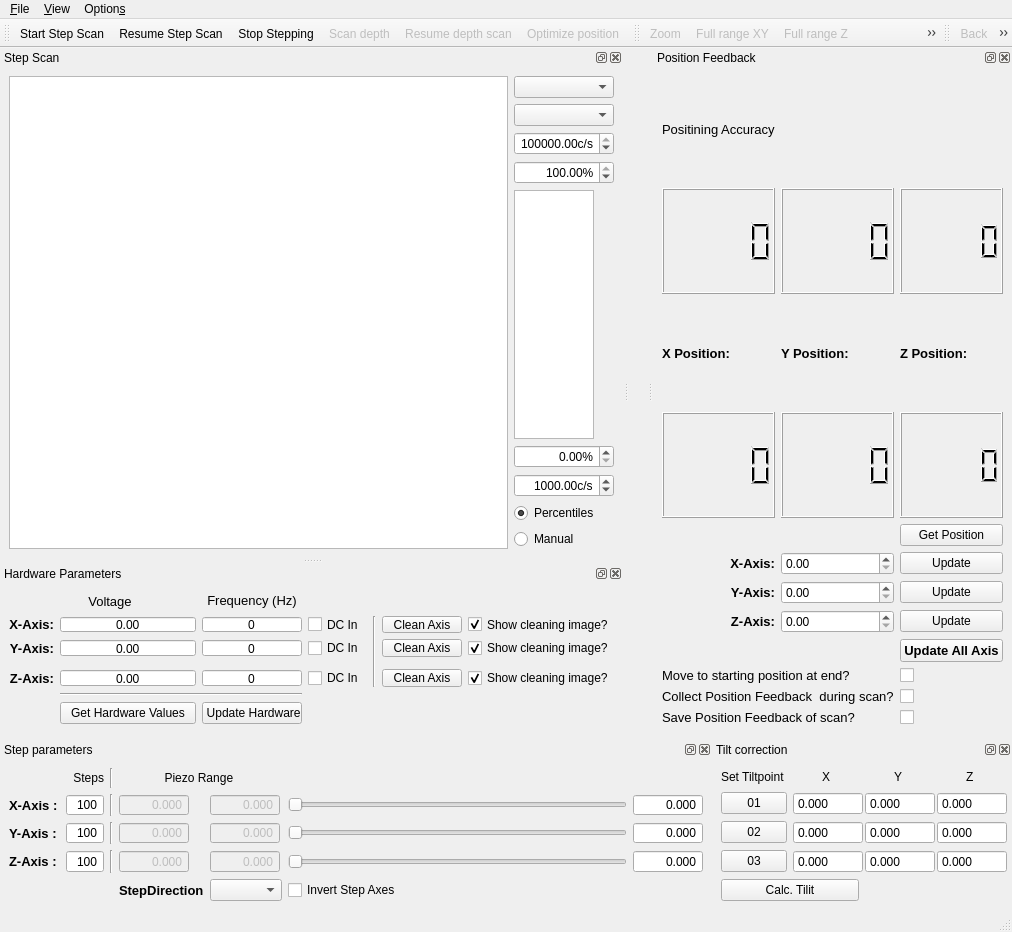
Ulm-IQO/qudi, file gui/confocal_stepper/ui_confocal_stepper_gui.ui: the form before one commit.
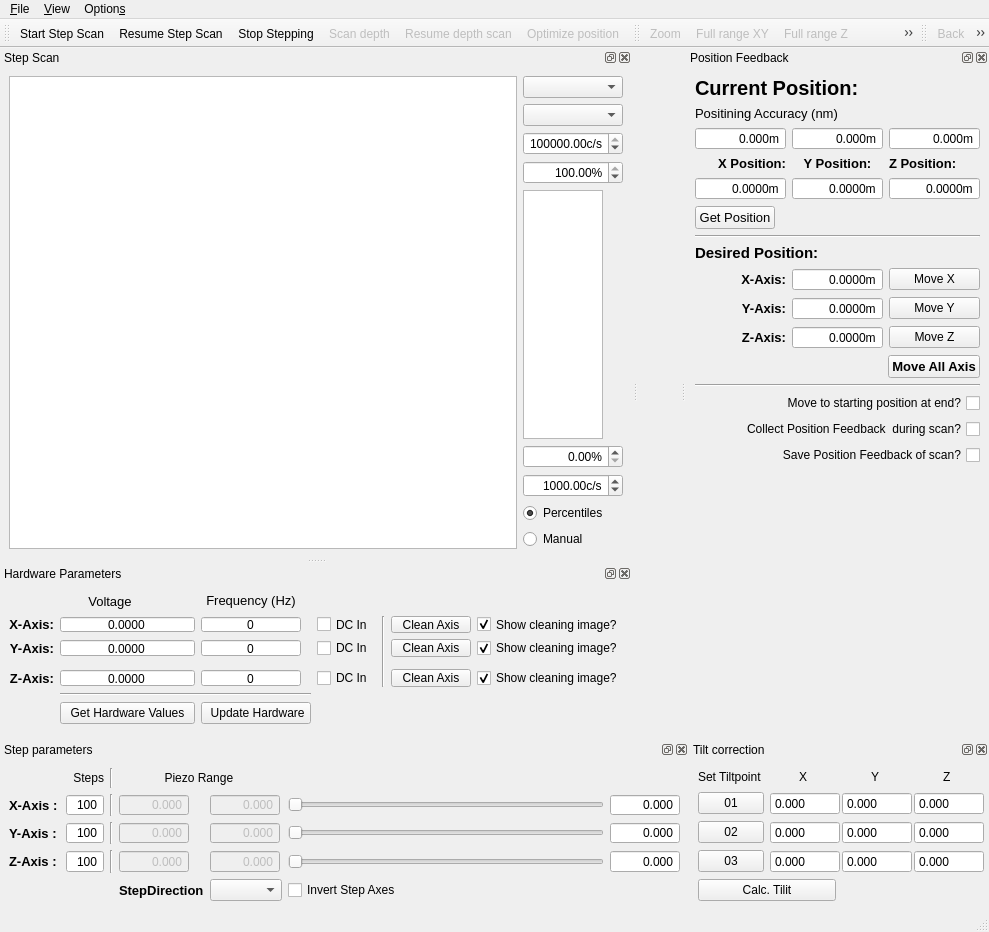
The form after the commit. Icons and pictures are not drawn. Custom widgets are drawn as their Qt base class.

Commit message:
Update GUI for position feedback of steppers.
Updated naming of old values.
Replace double spin boxes with science spinboxes where sensible

```diff
--- a/gui/confocal_stepper/ui_confocal_stepper_gui.ui
+++ b/gui/confocal_stepper/ui_confocal_stepper_gui.ui
@@ -6,7 +6,7 @@
    <rect>
     <x>0</x>
     <y>0</y>
-    <width>950</width>
+    <width>989</width>
     <height>932</height>
    </rect>
   </property>
@@ -27,7 +27,7 @@
     <rect>
      <x>0</x>
      <y>0</y>
-     <width>950</width>
+     <width>989</width>
      <height>21</height>
     </rect>
    </property>
@@ -1647,7 +1647,7 @@
    </property>
    <property name="minimumSize">
     <size>
-     <width>623</width>
+     <width>632</width>
      <height>170</height>
     </size>
    </property>
@@ -1686,7 +1686,7 @@
         </size>
        </property>
        <property name="layoutDirection">
-        <enum>Qt::RightToLeft</enum>
+        <enum>Qt::LeftToRight</enum>
        </property>
        <property name="alignment">
         <set>Qt::AlignCenter</set>
@@ -1889,6 +1889,12 @@
      </item>
      <item row="2" column="6">
       <widget class="QPushButton" name="clean_x_axis_pushButton">
+       <property name="sizePolicy">
+        <sizepolicy hsizetype="Minimum" vsizetype="Minimum">
+         <horstretch>0</horstretch>
+         <verstretch>0</verstretch>
+        </sizepolicy>
+       </property>
        <property name="maximumSize">
         <size>
          <width>150</width>
@@ -2004,6 +2010,9 @@
          <height>16777215</height>
         </size>
        </property>
+       <property name="layoutDirection">
+        <enum>Qt::LeftToRight</enum>
+       </property>
        <property name="alignment">
         <set>Qt::AlignCenter</set>
        </property>
@@ -2078,6 +2087,12 @@
          <verstretch>0</verstretch>
         </sizepolicy>
        </property>
+       <property name="minimumSize">
+        <size>
+         <width>110</width>
+         <height>0</height>
+        </size>
+       </property>
        <property name="maximumSize">
         <size>
          <width>100</width>
@@ -2127,6 +2142,9 @@
        <property name="buttonSymbols">
         <enum>QAbstractSpinBox::NoButtons</enum>
        </property>
+       <property name="decimals">
+        <number>4</number>
+       </property>
       </widget>
      </item>
      <item row="3" column="2">
@@ -2155,6 +2173,9 @@
        <property name="keyboardTracking">
         <bool>true</bool>
        </property>
+       <property name="decimals">
+        <number>4</number>
+       </property>
       </widget>
      </item>
      <item row="2" column="2">
@@ -2177,6 +2198,9 @@
        <property name="buttonSymbols">
         <enum>QAbstractSpinBox::NoButtons</enum>
        </property>
+       <property name="decimals">
+        <number>4</number>
+       </property>
       </widget>
      </item>
     </layout>
@@ -2217,31 +2241,93 @@
    </attribute>
    <widget class="QWidget" name="dockWidgetContents_10">
     <layout class="QGridLayout" name="gridLayout_4">
-     <item row="10" column="1">
-      <widget class="QDoubleSpinBox" name="doubleSpinBox_2"/>
+     <item row="11" column="0" colspan="3">
+      <widget class="Line" name="line_7">
+       <property name="orientation">
+        <enum>Qt::Horizontal</enum>
+       </property>
+      </widget>
      </item>
-     <item row="1" column="0">
-      <widget class="QLCDNumber" name="lcdNumber_4"/>
+     <item row="17" column="0" colspan="3">
+      <widget class="Line" name="line_8">
+       <property name="orientation">
+        <enum>Qt::Horizontal</enum>
+       </property>
+      </widget>
      </item>
-     <item row="11" column="0">
+     <item row="0" column="0" colspan="3">
+      <widget class="QLabel" name="label">
+       <property name="sizePolicy">
+        <sizepolicy hsizetype="Preferred" vsizetype="Maximum">
+         <horstretch>0</horstretch>
+         <verstretch>0</verstretch>
+        </sizepolicy>
+       </property>
+       <property name="font">
+        <font>
+         <pointsize>15</pointsize>
+         <weight>75</weight>
+         <bold>true</bold>
+        </font>
+       </property>
+       <property name="text">
+        <string>Current Position:</string>
+       </property>
+      </widget>
+     </item>
+     <item row="12" column="0" colspan="2">
       <widget class="QLabel" name="label_2">
+       <property name="sizePolicy">
+        <sizepolicy hsizetype="Preferred" vsizetype="Preferred">
+         <horstretch>0</horstretch>
+         <verstretch>0</verstretch>
+        </sizepolicy>
+       </property>
        <property name="font">
         <font>
-         <pointsize>10</pointsize>
+         <pointsize>11</pointsize>
          <weight>75</weight>
          <bold>true</bold>
         </font>
        </property>
        <property name="text">
-        <string>Y-Axis:</string>
+        <string>Desired Position:</string>
+       </property>
+      </widget>
+     </item>
+     <item row="13" column="1">
+      <widget class="ScienDSpinBox" name="x_new_position_doubleSpinBox">
+       <property name="enabled">
+        <bool>true</bool>
+       </property>
+       <property name="sizePolicy">
+        <sizepolicy hsizetype="Expanding" vsizetype="Fixed">
+         <horstretch>0</horstretch>
+         <verstretch>0</verstretch>
+        </sizepolicy>
        </property>
        <property name="alignment">
         <set>Qt::AlignRight|Qt::AlignTrailing|Qt::AlignVCenter</set>
        </property>
+       <property name="readOnly">
+        <bool>false</bool>
+       </property>
+       <property name="buttonSymbols">
+        <enum>QAbstractSpinBox::NoButtons</enum>
+       </property>
+       <property name="suffix">
+        <string>m</string>
+       </property>
+       <property name="decimals">
+        <number>4</number>
+       </property>
+       <property name="maximum">
+        <double>2000000.000000000000000</double>
+       </property>
       </widget>
      </item>
-     <item row="12" column="0">
-      <widget class="QLabel" name="label_3">
+     <item row="15" column="0">
+      <widget class="QLabel" name="z_position_label">
        <property name="font">
         <font>
          <pointsize>10</pointsize>
@@ -2257,34 +2343,322 @@
        </property>
       </widget>
      </item>
-     <item row="12" column="2">
-      <widget class="QPushButton" name="pushButton_2">
+     <item row="14" column="0">
+      <widget class="QLabel" name="y_position_label">
+       <property name="font">
+        <font>
+         <pointsize>10</pointsize>
+         <weight>75</weight>
+         <bold>true</bold>
+        </font>
+       </property>
        <property name="text">
-        <string>Update</string>
+        <string>Y-Axis:</string>
        </property>
+       <property name="alignment">
+        <set>Qt::AlignRight|Qt::AlignTrailing|Qt::AlignVCenter</set>
+       </property>
       </widget>
      </item>
-     <item row="6" column="2">
-      <widget class="QLCDNumber" name="lcdNumber"/>
+     <item row="14" column="1">
+      <widget class="ScienDSpinBox" name="y_new_position_doubleSpinBox">
+       <property name="sizePolicy">
+        <sizepolicy hsizetype="Expanding" vsizetype="Fixed">
+         <horstretch>0</horstretch>
+         <verstretch>0</verstretch>
+        </sizepolicy>
+       </property>
+       <property name="alignment">
+        <set>Qt::AlignRight|Qt::AlignTrailing|Qt::AlignVCenter</set>
+       </property>
+       <property name="buttonSymbols">
+        <enum>QAbstractSpinBox::NoButtons</enum>
+       </property>
+       <property name="suffix">
+        <string>m</string>
+       </property>
+       <property name="decimals">
+        <number>4</number>
+       </property>
+       <property name="maximum">
+        <double>2000000.000000000000000</double>
+       </property>
+      </widget>
      </item>
-     <item row="9" column="2">
-      <widget class="QPushButton" name="pushButton_3">
+     <item row="10" column="0" colspan="3">
+      <widget class="QPushButton" name="get_all_positions_pushButton">
+       <property name="sizePolicy">
+        <sizepolicy hsizetype="Fixed" vsizetype="Fixed">
+         <horstretch>0</horstretch>
+         <verstretch>0</verstretch>
+        </sizepolicy>
+       </property>
+       <property name="font">
+        <font>
+         <pointsize>10</pointsize>
+        </font>
+       </property>
        <property name="text">
         <string>Get Position</string>
        </property>
       </widget>
      </item>
-     <item row="6" column="0">
-      <widget class="QLCDNumber" name="lcdNumber_3"/>
+     <item row="2" column="0">
+      <widget class="ScienDSpinBox" name="x_accuracy_doubleSpinBox">
+       <property name="sizePolicy">
+        <sizepolicy hsizetype="Expanding" vsizetype="Fixed">
+         <horstretch>0</horstretch>
+         <verstretch>0</verstretch>
+        </sizepolicy>
+       </property>
+       <property name="layoutDirection">
+        <enum>Qt::LeftToRight</enum>
+       </property>
+       <property name="alignment">
+        <set>Qt::AlignRight|Qt::AlignTrailing|Qt::AlignVCenter</set>
+       </property>
+       <property name="readOnly">
+        <bool>true</bool>
+       </property>
+       <property name="buttonSymbols">
+        <enum>QAbstractSpinBox::NoButtons</enum>
+       </property>
+       <property name="suffix">
+        <string>m</string>
+       </property>
+       <property name="decimals">
+        <number>3</number>
+       </property>
+       <property name="minimum">
+        <double>-1.000000000000000</double>
+       </property>
+       <property name="maximum">
+        <double>2000000.000000000000000</double>
+       </property>
+      </widget>
      </item>
-     <item row="10" column="2">
-      <widget class="QPushButton" name="pushButton">
+     <item row="2" column="2">
+      <widget class="ScienDSpinBox" name="z_accuracy_doubleSpinBox">
+       <property name="sizePolicy">
+        <sizepolicy hsizetype="Expanding" vsizetype="Fixed">
+         <horstretch>0</horstretch>
+         <verstretch>0</verstretch>
+        </sizepolicy>
+       </property>
+       <property name="alignment">
+        <set>Qt::AlignRight|Qt::AlignTrailing|Qt::AlignVCenter</set>
+       </property>
+       <property name="readOnly">
+        <bool>true</bool>
+       </property>
+       <property name="buttonSymbols">
+        <enum>QAbstractSpinBox::NoButtons</enum>
+       </property>
+       <property name="suffix">
+        <string>m</string>
+       </property>
+       <property name="decimals">
+        <number>3</number>
+       </property>
+       <property name="minimum">
+        <double>-1.000000000000000</double>
+       </property>
+       <property name="maximum">
+        <double>2000000.000000000000000</double>
+       </property>
+      </widget>
+     </item>
+     <item row="7" column="1">
+      <widget class="ScienDSpinBox" name="y_position_doubleSpinBox">
+       <property name="sizePolicy">
+        <sizepolicy hsizetype="Expanding" vsizetype="Fixed">
+         <horstretch>0</horstretch>
+         <verstretch>0</verstretch>
+        </sizepolicy>
+       </property>
+       <property name="alignment">
+        <set>Qt::AlignRight|Qt::AlignTrailing|Qt::AlignVCenter</set>
+       </property>
+       <property name="readOnly">
+        <bool>true</bool>
+       </property>
+       <property name="buttonSymbols">
+        <enum>QAbstractSpinBox::NoButtons</enum>
+       </property>
+       <property name="suffix">
+        <string>m</string>
+       </property>
+       <property name="decimals">
+        <number>4</number>
+       </property>
+       <property name="minimum">
+        <double>-1.000000000000000</double>
+       </property>
+       <property name="maximum">
+        <double>2000000.000000000000000</double>
+       </property>
+      </widget>
+     </item>
+     <item row="7" column="0">
+      <widget class="ScienDSpinBox" name="x_position_doubleSpinBox">
+       <property name="sizePolicy">
+        <sizepolicy hsizetype="Expanding" vsizetype="Fixed">
+         <horstretch>0</horstretch>
+         <verstretch>0</verstretch>
+        </sizepolicy>
+       </property>
+       <property name="alignment">
+        <set>Qt::AlignRight|Qt::AlignTrailing|Qt::AlignVCenter</set>
+       </property>
+       <property name="readOnly">
+        <bool>true</bool>
+       </property>
+       <property name="buttonSymbols">
+        <enum>QAbstractSpinBox::NoButtons</enum>
+       </property>
+       <property name="suffix">
+        <string>m</string>
+       </property>
+       <property name="decimals">
+        <number>4</number>
+       </property>
+       <property name="minimum">
+        <double>-1.000000000000000</double>
+       </property>
+       <property name="maximum">
+        <double>2000000.000000000000000</double>
+       </property>
+      </widget>
+     </item>
+     <item row="20" column="0" colspan="3">
+      <widget class="QCheckBox" name="save_pos_feedback_checkBox">
+       <property name="sizePolicy">
+        <sizepolicy hsizetype="Minimum" vsizetype="Fixed">
+         <horstretch>0</horstretch>
+         <verstretch>0</verstretch>
+        </sizepolicy>
+       </property>
+       <property name="layoutDirection">
+        <enum>Qt::RightToLeft</enum>
+       </property>
        <property name="text">
-        <string>Update</string>
+        <string extracomment="This of course only works if the axes have position feedback">Save Position Feedback of scan?</string>
        </property>
       </widget>
      </item>
-     <item row="5" column="1">
+     <item row="14" column="2">
+      <widget class="QPushButton" name="set_y_position_pushButton">
+       <property name="text">
+        <string>Move Y</string>
+       </property>
+      </widget>
+     </item>
+     <item row="6" column="2">
+      <widget class="QLabel" name="label_9">
+       <property name="font">
+        <font>
+         <pointsize>10</pointsize>
+         <weight>75</weight>
+         <bold>true</bold>
+        </font>
+       </property>
+       <property name="text">
+        <string>Z Position:</string>
+       </property>
+       <property name="alignment">
+        <set>Qt::AlignBottom|Qt::AlignLeading|Qt::AlignLeft</set>
+       </property>
+      </widget>
+     </item>
+     <item row="16" column="1" colspan="2" alignment="Qt::AlignRight">
+      <widget class="QPushButton" name="move_all_axis_pushButton">
+       <property name="sizePolicy">
+        <sizepolicy hsizetype="Maximum" vsizetype="Fixed">
+         <horstretch>0</horstretch>
+         <verstretch>0</verstretch>
+        </sizepolicy>
+       </property>
+       <property name="font">
+        <font>
+         <pointsize>10</pointsize>
+         <weight>75</weight>
+         <bold>true</bold>
+        </font>
+       </property>
+       <property name="text">
+        <string>Move All Axis</string>
+       </property>
+      </widget>
+     </item>
+     <item row="13" column="0">
+      <widget class="QLabel" name="x_position_label">
+       <property name="font">
+        <font>
+         <pointsize>10</pointsize>
+         <weight>75</weight>
+         <bold>true</bold>
+        </font>
+       </property>
+       <property name="text">
+        <string>X-Axis:</string>
+       </property>
+       <property name="alignment">
+        <set>Qt::AlignRight|Qt::AlignTrailing|Qt::AlignVCenter</set>
+       </property>
+      </widget>
+     </item>
+     <item row="19" column="0" colspan="3">
+      <widget class="QCheckBox" name="measure_pos_feedback_checkBox">
+       <property name="layoutDirection">
+        <enum>Qt::RightToLeft</enum>
+       </property>
+       <property name="text">
+        <string extracomment="This of course only works if the axes have position feedback">Collect Position Feedback  during scan?</string>
+       </property>
+      </widget>
+     </item>
+     <item row="18" column="0" colspan="3">
+      <widget class="QCheckBox" name="start_position_bool_checkBox">
+       <property name="layoutDirection">
+        <enum>Qt::RightToLeft</enum>
+       </property>
+       <property name="text">
+        <string extracomment="This of course only works if the axes have position feedback">Move to starting position at end?</string>
+       </property>
+      </widget>
+     </item>
+     <item row="7" column="2">
+      <widget class="ScienDSpinBox" name="z_position_doubleSpinBox">
+       <property name="sizePolicy">
+        <sizepolicy hsizetype="Expanding" vsizetype="Fixed">
+         <horstretch>0</horstretch>
+         <verstretch>0</verstretch>
+        </sizepolicy>
+       </property>
+       <property name="alignment">
+        <set>Qt::AlignRight|Qt::AlignTrailing|Qt::AlignVCenter</set>
+       </property>
+       <property name="readOnly">
+        <bool>true</bool>
+       </property>
+       <property name="buttonSymbols">
+        <enum>QAbstractSpinBox::NoButtons</enum>
+       </property>
+       <property name="suffix">
+        <string>m</string>
+       </property>
+       <property name="decimals">
+        <number>4</number>
+       </property>
+       <property name="minimum">
+        <double>-1.000000000000000</double>
+       </property>
+       <property name="maximum">
+        <double>2000000.000000000000000</double>
+       </property>
+      </widget>
+     </item>
+     <item row="6" column="1">
       <widget class="QLabel" name="label_8">
        <property name="font">
         <font>
@@ -2296,128 +2670,110 @@
        <property name="text">
         <string>Y Position:</string>
        </property>
+       <property name="alignment">
+        <set>Qt::AlignBottom|Qt::AlignHCenter</set>
+       </property>
+      </widget>
+     </item>
+     <item row="2" column="1">
+      <widget class="ScienDSpinBox" name="y_accuracy_doubleSpinBox">
+       <property name="alignment">
+        <set>Qt::AlignRight|Qt::AlignTrailing|Qt::AlignVCenter</set>
+       </property>
+       <property name="readOnly">
+        <bool>true</bool>
+       </property>
+       <property name="buttonSymbols">
+        <enum>QAbstractSpinBox::NoButtons</enum>
+       </property>
+       <property name="suffix">
+        <string>m</string>
+       </property>
+       <property name="decimals">
+        <number>3</number>
+       </property>
+       <property name="minimum">
+        <double>-1.000000000000000</double>
+       </property>
+       <property name="maximum">
+        <double>2000000.000000000000000</double>
+       </property>
+      </widget>
+     </item>
+     <item row="15" column="1">
+      <widget class="ScienDSpinBox" name="z_new_position_doubleSpinBox">
+       <property name="sizePolicy">
+        <sizepolicy hsizetype="Expanding" vsizetype="Fixed">
+         <horstretch>0</horstretch>
+         <verstretch>0</verstretch>
+        </sizepolicy>
+       </property>
+       <property name="alignment">
+        <set>Qt::AlignRight|Qt::AlignTrailing|Qt::AlignVCenter</set>
+       </property>
+       <property name="buttonSymbols">
+        <enum>QAbstractSpinBox::NoButtons</enum>
+       </property>
+       <property name="suffix">
+        <string>m</string>
+       </property>
+       <property name="decimals">
+        <number>4</number>
+       </property>
+       <property name="maximum">
+        <double>2000000.000000000000000</double>
+       </property>
       </widget>
      </item>
      <item row="13" column="2">
-      <widget class="QPushButton" name="pushButton_5">
-       <property name="font">
-        <font>
-         <pointsize>10</pointsize>
-         <weight>75</weight>
-         <bold>true</bold>
-        </font>
-       </property>
+      <widget class="QPushButton" name="set_x_position_pushButton">
        <property name="text">
-        <string>Update All Axis</string>
-       </property>
-      </widget>
-     </item>
-     <item row="11" column="1">
-      <widget class="QDoubleSpinBox" name="doubleSpinBox_3"/>
-     </item>
-     <item row="12" column="1">
-      <widget class="QDoubleSpinBox" name="doubleSpinBox"/>
-     </item>
-     <item row="15" column="0" colspan="2">
-      <widget class="QLabel" name="label_5">
-       <property name="font">
-        <font>
-         <pointsize>10</pointsize>
-        </font>
-       </property>
-       <property name="text">
-        <string>Collect Position Feedback  during scan?</string>
-       </property>
-      </widget>
-     </item>
-     <item row="16" column="0" colspan="2">
-      <widget class="QLabel" name="label_10">
-       <property name="font">
-        <font>
-         <pointsize>10</pointsize>
-        </font>
-       </property>
-       <property name="text">
-        <string>Save Position Feedback of scan?</string>
-       </property>
-      </widget>
-     </item>
-     <item row="14" column="0" colspan="2">
-      <widget class="QLabel" name="label_6">
-       <property name="font">
-        <font>
-         <pointsize>10</pointsize>
-        </font>
-       </property>
-       <property name="text">
-        <string>Move to starting position at end?</string>
-       </property>
-      </widget>
-     </item>
-     <item row="16" column="2">
-      <widget class="QCheckBox" name="checkBox_3">
-       <property name="text">
-        <string/>
+        <string>Move X</string>
        </property>
       </widget>
      </item>
      <item row="15" column="2">
-      <widget class="QCheckBox" name="checkBox_2">
+      <widget class="QPushButton" name="set_z_position_pushButton">
        <property name="text">
-        <string/>
+        <string>Move Z</string>
        </property>
       </widget>
      </item>
-     <item row="14" column="2">
-      <widget class="QCheckBox" name="checkBox">
-       <property name="text">
-        <string/>
+     <item row="1" column="0" colspan="2">
+      <widget class="QLabel" name="label_4">
+       <property name="sizePolicy">
+        <sizepolicy hsizetype="Preferred" vsizetype="Maximum">
+         <horstretch>0</horstretch>
+         <verstretch>0</verstretch>
+        </sizepolicy>
        </property>
-      </widget>
-     </item>
-     <item row="11" column="2">
-      <widget class="QPushButton" name="pushButton_4">
-       <property name="text">
-        <string>Update</string>
+       <property name="maximumSize">
+        <size>
+         <width>16777215</width>
+         <height>100</height>
+        </size>
        </property>
-      </widget>
-     </item>
-     <item row="10" column="0">
-      <widget class="QLabel" name="label">
        <property name="font">
         <font>
          <pointsize>10</pointsize>
-         <weight>75</weight>
-         <bold>true</bold>
         </font>
        </property>
        <property name="text">
-        <string>X-Axis:</string>
+        <string>Positining Accuracy (nm)</string>
        </property>
        <property name="alignment">
-        <set>Qt::AlignRight|Qt::AlignTrailing|Qt::AlignVCenter</set>
+        <set>Qt::AlignBottom|Qt::AlignLeading|Qt::AlignLeft</set>
        </property>
       </widget>
      </item>
-     <item row="6" column="1">
-      <widget class="QLCDNumber" name="lcdNumber_2"/>
-     </item>
-     <item row="5" column="2">
-      <widget class="QLabel" name="label_9">
-       <property name="font">
-        <font>
-         <pointsize>10</pointsize>
-         <weight>75</weight>
-         <bold>true</bold>
-        </font>
-       </property>
-       <property name="text">
-        <string>Z Position:</string>
-       </property>
-      </widget>
-     </item>
-     <item row="5" column="0">
+     <item row="6" column="0">
       <widget class="QLabel" name="label_7">
+       <property name="sizePolicy">
+        <sizepolicy hsizetype="Preferred" vsizetype="Fixed">
+         <horstretch>0</horstretch>
+         <verstretch>0</verstretch>
+        </sizepolicy>
+       </property>
        <property name="font">
         <font>
          <pointsize>10</pointsize>
@@ -2428,25 +2784,23 @@
        <property name="text">
         <string>X Position:</string>
        </property>
+       <property name="alignment">
+        <set>Qt::AlignBottom|Qt::AlignRight|Qt::AlignTrailing</set>
+       </property>
       </widget>
      </item>
-     <item row="0" column="0">
-      <widget class="QLabel" name="label_4">
-       <property name="font">
-        <font>
-         <pointsize>10</pointsize>
-        </font>
+     <item row="21" column="0" colspan="3">
+      <spacer name="verticalSpacer">
+       <property name="orientation">
+        <enum>Qt::Vertical</enum>
        </property>
-       <property name="text">
-        <string>Positining Accuracy</string>
+       <property name="sizeHint" stdset="0">
+        <size>
+         <width>20</width>
+         <height>40</height>
+        </size>
        </property>
-      </widget>
-     </item>
-     <item row="1" column="1">
-      <widget class="QLCDNumber" name="lcdNumber_5"/>
-     </item>
-     <item row="1" column="2">
-      <widget class="QLCDNumber" name="lcdNumber_6"/>
+      </spacer>
      </item>
     </layout>
    </widget>
```
Left out of the diff: 22 changed lines with no effect on the pictures. The commit also changes 1 other file.
